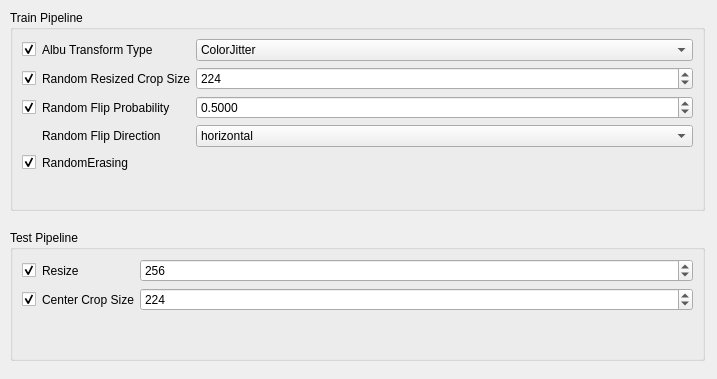
This is plugins/classificationplugins/mmclassificationplugin/mmclassificiationdataaugmentationinput.ui in Joensw/RCAIT as Qt 5 draws it before an edit. The edited form follows.
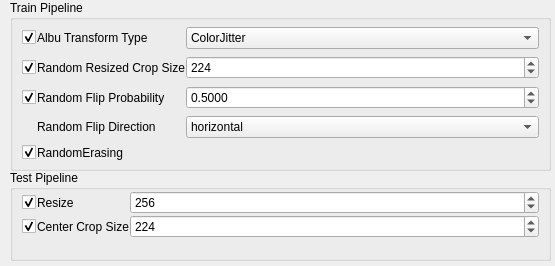
This is the edited form.

Commit message: Fix size and spacing in the input widgets of mmclassification

Diff of the .ui file:
```diff
--- a/plugins/classificationplugins/mmclassificationplugin/mmclassificiationdataaugmentationinput.ui
+++ b/plugins/classificationplugins/mmclassificationplugin/mmclassificiationdataaugmentationinput.ui
@@ -6,8 +6,8 @@
    <rect>
     <x>0</x>
     <y>0</y>
-    <width>717</width>
-    <height>379</height>
+    <width>555</width>
+    <height>266</height>
    </rect>
   </property>
   <property name="windowTitle">
@@ -17,15 +17,24 @@
    <property name="geometry">
     <rect>
      <x>10</x>
-     <y>10</y>
-     <width>695</width>
-     <height>201</height>
+     <y>0</y>
+     <width>541</width>
+     <height>171</height>
     </rect>
    </property>
    <property name="title">
     <string>Train Pipeline</string>
    </property>
    <layout class="QVBoxLayout" name="verticalLayout_9">
+    <property name="spacing">
+     <number>1</number>
+    </property>
+    <property name="topMargin">
+     <number>1</number>
+    </property>
+    <property name="bottomMargin">
+     <number>1</number>
+    </property>
     <item>
      <layout class="QGridLayout" name="gridLayout_17" rowstretch="1,0,0,0,0,0,0,0">
       <item row="1" column="3">
@@ -67,7 +76,7 @@
           <property name="sizeHint" stdset="0">
            <size>
             <width>40</width>
-            <height>20</height>
+            <height>5</height>
            </size>
           </property>
          </spacer>
@@ -195,34 +204,30 @@
       </item>
      </layout>
     </item>
-    <item>
-     <spacer name="verticalSpacer_6">
-      <property name="orientation">
-       <enum>Qt::Vertical</enum>
-      </property>
-      <property name="sizeHint" stdset="0">
-       <size>
-        <width>20</width>
-        <height>10</height>
-       </size>
-      </property>
-     </spacer>
-    </item>
    </layout>
   </widget>
   <widget class="QGroupBox" name="groupDataAugmentationTestPipeline">
    <property name="geometry">
     <rect>
      <x>10</x>
-     <y>230</y>
-     <width>695</width>
-     <height>131</height>
+     <y>170</y>
+     <width>541</width>
+     <height>91</height>
     </rect>
    </property>
    <property name="title">
     <string>Test Pipeline</string>
    </property>
    <layout class="QVBoxLayout" name="verticalLayout_10">
+    <property name="spacing">
+     <number>1</number>
+    </property>
+    <property name="topMargin">
+     <number>1</number>
+    </property>
+    <property name="bottomMargin">
+     <number>1</number>
+    </property>
     <item>
      <layout class="QGridLayout" name="gridLayout_18" rowstretch="1,0,0,0">
       <item row="1" column="3">
@@ -291,7 +296,7 @@
           <property name="sizeHint" stdset="0">
            <size>
             <width>40</width>
-            <height>10</height>
+            <height>1</height>
            </size>
           </property>
          </spacer>
@@ -325,7 +330,7 @@
       <property name="sizeHint" stdset="0">
        <size>
         <width>20</width>
-        <height>10</height>
+        <height>1</height>
        </size>
       </property>
      </spacer>
```
The commit also changes 1 other file.
